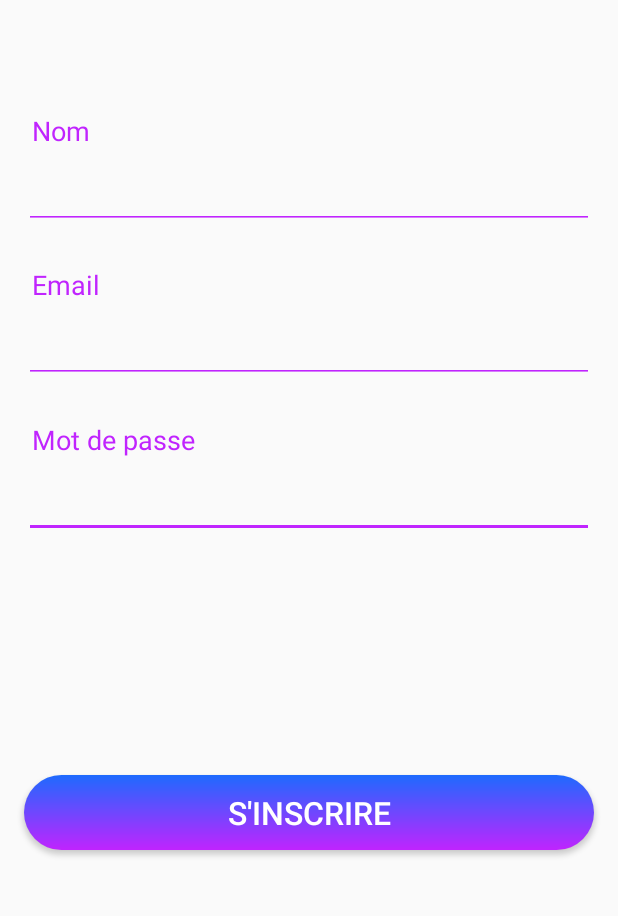
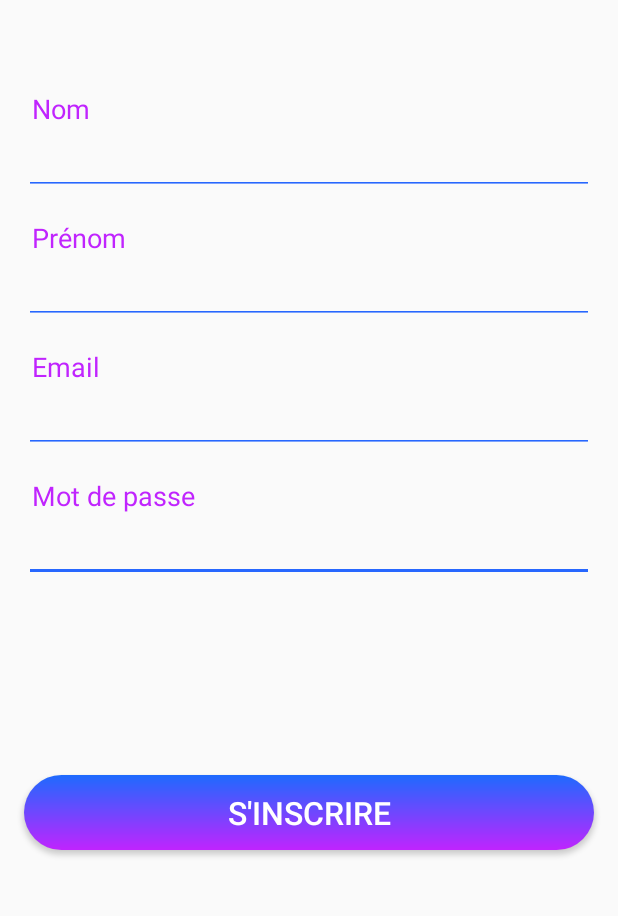
Before and after one commit to GuillaumePoirrier/appmgl7130, an Android app: the SignUpActivity screen opened directly, with no data from a screen before it, on a phone screen of 412 x 824 dp, the part 269-1185 px from its top. Run offline under Robolectric (Android 15) with nearby library versions, the phone set to English and light mode, and no system bars; our stand-ins replace ButterKnife, Firebase (no records; nobody signed in at launch, a user with empty details on screens opened directly).

Commit message:
<Fix> : modification pour le sign up

```diff
--- a/app/src/main/java/com/mgl7130/curve/pages/auth/SignUpActivity.java
+++ b/app/src/main/java/com/mgl7130/curve/pages/auth/SignUpActivity.java
@@ -35,6 +35,9 @@ public class SignUpActivity extends AppCompatActivity {
 
     @BindView(R.id.editText_password)
     EditText inputPassword;
+
+    @BindView(R.id.firstname_new_user)
+    EditText inputFirstname;
 
     private Button btnSignUp;
 
@@ -92,8 +95,10 @@ public class SignUpActivity extends AppCompatActivity {
                                     Toast.LENGTH_SHORT).show();
                         } else {
                             String[] names = inputName.getText().toString().split(" ");
+                            String firstname = inputFirstname.getText().toString();
+                            String name = inputName.getText().toString();
                             db.collection("users").document(mAuth.getCurrentUser().getUid())
-                                    .set(new User(names[0], names[1]), SetOptions.merge())
+                                    .set(new User(firstname, name), SetOptions.merge())
                                     .addOnSuccessListener(new OnSuccessListener<Void>() {
                                         @Override
                                         public void onSuccess(Void aVoid) {
--- a/app/src/main/res/layout/activity_sign_in.xml
+++ b/app/src/main/res/layout/activity_sign_in.xml
@@ -47,11 +47,11 @@
         android:layout_height="wrap_content"
         android:layout_marginStart="@dimen/left_margin"
         android:layout_marginEnd="@dimen/right_margin"
-        android:backgroundTint="@color/color_purple"
+        android:backgroundTint="@color/blueAuth"
         android:ems="10"
         android:inputType="textPassword"
         android:singleLine="false"
-        android:textColor="@color/color_purple"
+        android:textColor="@color/blueAuth"
         app:layout_constraintBottom_toTopOf="@+id/guideline_62_5pct"
         app:layout_constraintEnd_toEndOf="parent"
         app:layout_constraintStart_toStartOf="parent"
@@ -63,10 +63,10 @@
         android:layout_height="wrap_content"
         android:layout_marginStart="@dimen/left_margin"
         android:layout_marginEnd="@dimen/right_margin"
-        android:backgroundTint="@color/color_purple"
+        android:backgroundTint="@color/blueAuth"
         android:ems="10"
         android:inputType="textEmailAddress"
-        android:textColor="@color/color_purple"
+        android:textColor="@color/blueAuth"
         app:layout_constraintBottom_toTopOf="@+id/guideline_40pct"
         app:layout_constraintEnd_toEndOf="parent"
         app:layout_constraintStart_toStartOf="parent" />
--- a/app/src/main/res/layout/activity_sign_up.xml
+++ b/app/src/main/res/layout/activity_sign_up.xml
@@ -47,56 +47,52 @@
         android:layout_height="wrap_content"
         android:layout_marginStart="@dimen/left_margin"
         android:layout_marginEnd="@dimen/right_margin"
-        android:backgroundTint="@color/color_purple"
+        android:backgroundTint="@color/blueAuth"
         android:ems="10"
         android:inputType="textPassword"
         android:singleLine="false"
-        android:textColor="@color/color_purple"
-        app:layout_constraintBottom_toTopOf="@+id/guideline_62_5pct"
+        android:textColor="@color/blueAuth"
         app:layout_constraintEnd_toEndOf="parent"
         app:layout_constraintHorizontal_bias="0.0"
         app:layout_constraintStart_toStartOf="parent"
-        app:layout_constraintTop_toTopOf="@+id/guideline_62_5pct"
-        app:layout_constraintVertical_bias="0.0" />
+        app:layout_constraintTop_toBottomOf="@+id/textView3" />
 
     <EditText
         android:id="@+id/editText_email"
         android:layout_width="0dp"
         android:layout_height="wrap_content"
-        android:layout_marginTop="8dp"
         android:layout_marginStart="@dimen/left_margin"
         android:layout_marginEnd="@dimen/right_margin"
-        android:backgroundTint="@color/color_purple"
+        android:backgroundTint="@color/blueAuth"
         android:ems="10"
         android:inputType="textEmailAddress"
-        android:textColor="@color/color_purple"
-        app:layout_constraintBottom_toTopOf="@+id/guideline_40pct"
+        android:textColor="@color/blueAuth"
         app:layout_constraintEnd_toEndOf="parent"
+        app:layout_constraintHorizontal_bias="0.0"
         app:layout_constraintStart_toStartOf="parent"
-        app:layout_constraintTop_toTopOf="@+id/guideline_40pct" />
+        app:layout_constraintTop_toBottomOf="@+id/textView2" />
 
     <EditText
         android:id="@+id/editText_name"
         android:layout_width="0dp"
         android:layout_height="wrap_content"
         android:layout_marginStart="@dimen/left_margin"
-        android:layout_marginTop="8dp"
         android:layout_marginEnd="@dimen/right_margin"
-        android:backgroundTint="@color/color_purple"
+        android:layout_marginBottom="16dp"
+        android:backgroundTint="@color/blueAuth"
         android:ems="10"
         android:inputType="textCapWords|textPersonName"
-        android:textColor="@color/color_purple"
-        app:layout_constraintBottom_toTopOf="@+id/guideline_37_5pct"
+        android:singleLine="true"
+        android:textColor="@color/color_blue"
+        app:layout_constraintBottom_toTopOf="@+id/textView8"
         app:layout_constraintEnd_toEndOf="parent"
-        app:layout_constraintStart_toStartOf="parent"
-        app:layout_constraintTop_toTopOf="@+id/guideline_37_5pct" />
+        app:layout_constraintStart_toStartOf="parent" />
 
     <TextView
         android:id="@+id/textView"
         android:layout_width="wrap_content"
         android:layout_height="wrap_content"
-        android:layout_marginStart="@dimen/label_margin"
-        android:layout_marginBottom="8dp"
+        android:layout_marginStart="21dp"
         android:text="@string/name"
         android:textColor="@color/color_purple"
         android:textSize="18sp"
@@ -108,26 +104,26 @@
         android:id="@+id/textView2"
         android:layout_width="wrap_content"
         android:layout_height="wrap_content"
-        android:layout_marginStart="@dimen/label_margin"
-        android:layout_marginBottom="8dp"
+        android:layout_marginStart="21dp"
+        android:layout_marginTop="16dp"
         android:text="@string/email"
         android:textColor="@color/color_purple"
         android:textSize="18sp"
-        app:layout_constraintBottom_toTopOf="@+id/editText_email"
         app:layout_constraintStart_toStartOf="parent"
+        app:layout_constraintTop_toBottomOf="@+id/firstname_new_user"
         tools:text="@string/email" />
 
     <TextView
         android:id="@+id/textView3"
         android:layout_width="wrap_content"
         android:layout_height="wrap_content"
-        android:layout_marginStart="@dimen/label_margin"
-        android:layout_marginBottom="8dp"
+        android:layout_marginStart="21dp"
+        android:layout_marginTop="16dp"
         android:text="@string/password"
         android:textColor="@color/color_purple"
         android:textSize="18sp"
-        app:layout_constraintBottom_toTopOf="@+id/editText_password"
         app:layout_constraintStart_toStartOf="parent"
+        app:layout_constraintTop_toBottomOf="@+id/editText_email"
         tools:text="@string/password" />
 
     <android.support.constraint.Guideline
@@ -143,8 +139,7 @@
         android:layout_width="wrap_content"
         android:layout_height="wrap_content"
         android:orientation="horizontal"
-        app:layout_constraintGuide_begin="0dp"
-        app:layout_constraintGuide_percent=".5" />
+        app:layout_constraintGuide_end="365dp" />
 
     <android.support.constraint.Guideline
         android:id="@+id/guideline_37_5pct"
@@ -170,5 +165,32 @@
         app:layout_constraintGuide_begin="0dp"
         app:layout_constraintGuide_percent=".75" />
 
+    <TextView
+        android:id="@+id/textView8"
+        android:layout_width="wrap_content"
+        android:layout_height="wrap_content"
+        android:layout_marginStart="21dp"
+        android:layout_marginTop="16dp"
+        android:text="Prénom"
+        android:textColor="@color/color_purple"
+        android:textSize="18sp"
+        app:layout_constraintStart_toStartOf="parent"
+        app:layout_constraintTop_toTopOf="@+id/guideline_37_5pct" />
+
+    <EditText
+        android:id="@+id/firstname_new_user"
+        android:layout_width="0dp"
+        android:layout_height="wrap_content"
+        android:layout_marginStart="16dp"
+        android:layout_marginEnd="16dp"
+        android:backgroundTint="@color/blueAuth"
+        android:ems="10"
+        android:inputType="textPersonName|textCapWords"
+        android:singleLine="true"
+        android:textColor="@color/blueAuth"
+        app:layout_constraintEnd_toEndOf="parent"
+        app:layout_constraintStart_toStartOf="parent"
+        app:layout_constraintTop_toBottomOf="@+id/textView8" />
+
 
 </android.support.constraint.ConstraintLayout>
--- a/app/src/main/res/values/colors.xml
+++ b/app/src/main/res/values/colors.xml
@@ -11,4 +11,6 @@
     <color name="greySecondary">#8B000000</color>
     <color name="greyDisabled">#61000000</color>
 
+    <color name="blueAuth">#2767fe</color>
+
 </resources>
```
